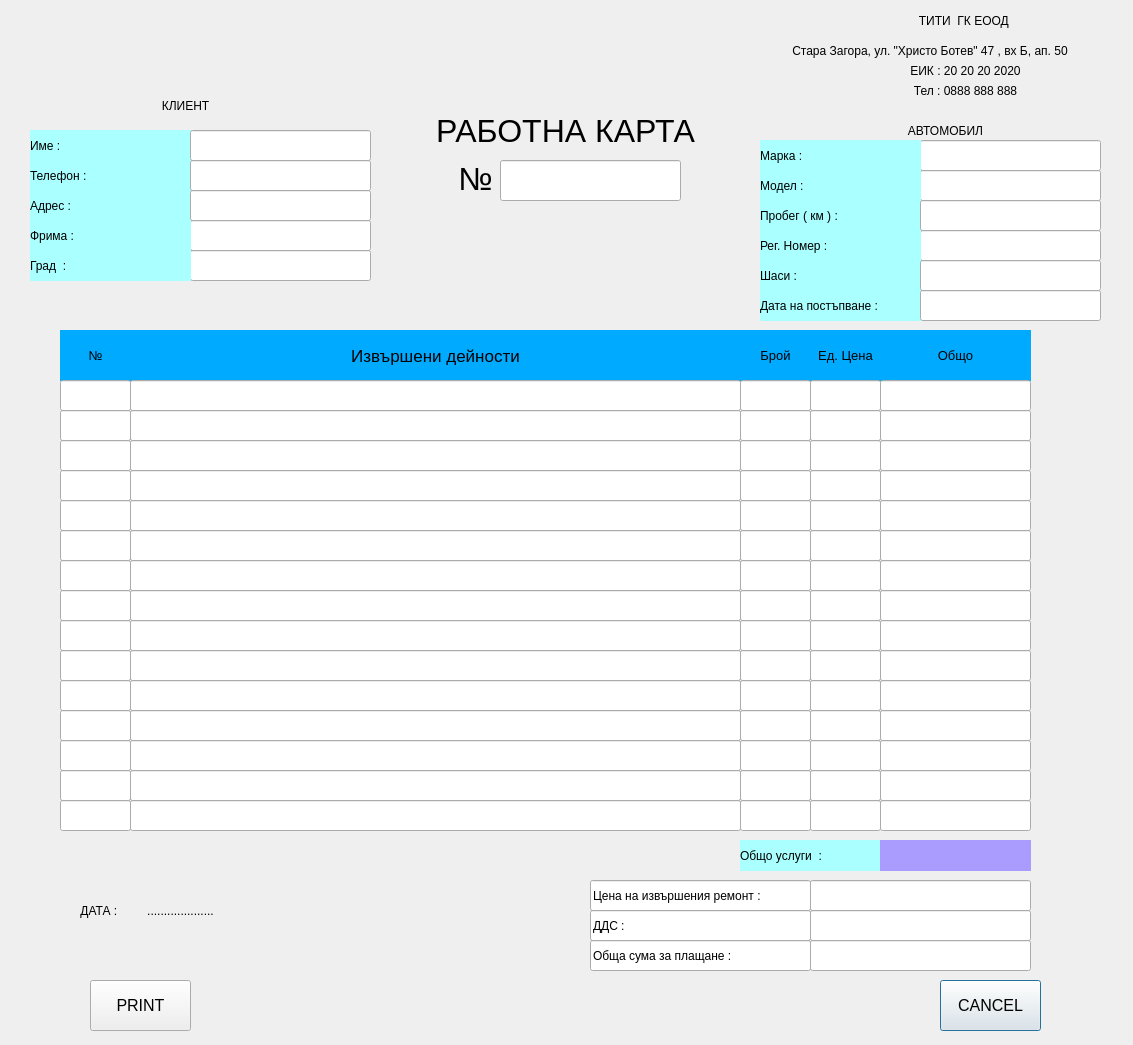
First picture: the form in printformat.ui, repository JohnnyBrawo/CarServ, before the edit.
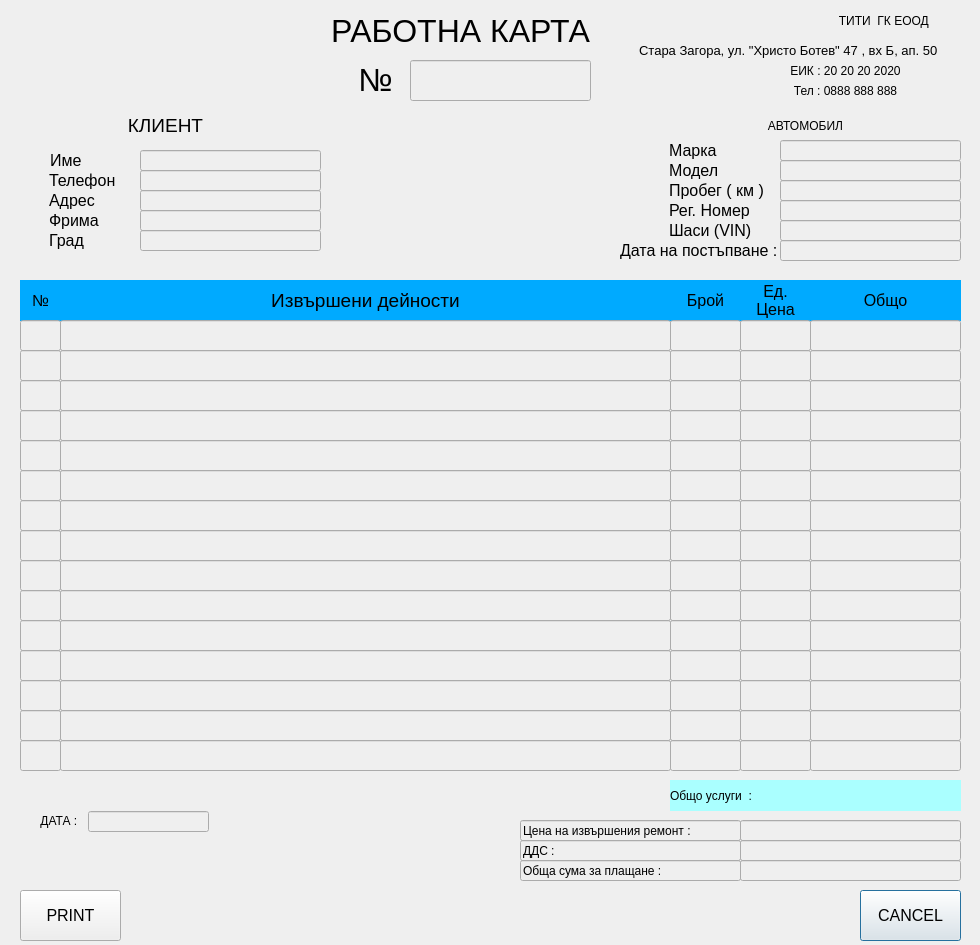
Second picture: the form after the edit.

The edit to the form file:
```diff
--- a/printformat.ui
+++ b/printformat.ui
@@ -6,20 +6,23 @@
    <rect>
     <x>0</x>
     <y>0</y>
-    <width>1133</width>
-    <height>1045</height>
+    <width>980</width>
+    <height>945</height>
    </rect>
   </property>
   <property name="windowTitle">
    <string>Work Card</string>
   </property>
+  <property name="styleSheet">
+   <string notr="true">background-color: rgb(239, 239, 239);</string>
+  </property>
   <widget class="QLineEdit" name="lineEdit_TotalRepairCost">
    <property name="geometry">
     <rect>
-     <x>590</x>
-     <y>880</y>
+     <x>520</x>
+     <y>820</y>
      <width>221</width>
-     <height>31</height>
+     <height>21</height>
     </rect>
    </property>
    <property name="text">
@@ -29,10 +32,10 @@
   <widget class="QLineEdit" name="lineEdit_TotalRepairCost_Value">
    <property name="geometry">
     <rect>
-     <x>810</x>
-     <y>880</y>
+     <x>740</x>
+     <y>820</y>
      <width>221</width>
-     <height>31</height>
+     <height>21</height>
     </rect>
    </property>
    <property name="text">
@@ -42,8 +45,8 @@
   <widget class="QLabel" name="L_Date">
    <property name="geometry">
     <rect>
-     <x>60</x>
-     <y>900</y>
+     <x>20</x>
+     <y>810</y>
      <width>81</width>
      <height>21</height>
     </rect>
@@ -61,15 +64,15 @@
   <widget class="QLabel" name="L_RepairNumber">
    <property name="geometry">
     <rect>
-     <x>60</x>
-     <y>330</y>
-     <width>71</width>
-     <height>51</height>
+     <x>20</x>
+     <y>280</y>
+     <width>41</width>
+     <height>41</height>
     </rect>
    </property>
    <property name="font">
     <font>
-     <pointsize>10</pointsize>
+     <pointsize>12</pointsize>
     </font>
    </property>
    <property name="styleSheet">
@@ -85,10 +88,10 @@
   <widget class="QLineEdit" name="T_AutoModel">
    <property name="geometry">
     <rect>
-     <x>920</x>
-     <y>170</y>
+     <x>780</x>
+     <y>160</y>
      <width>181</width>
-     <height>31</height>
+     <height>21</height>
     </rect>
    </property>
    <property name="text">
@@ -98,15 +101,15 @@
   <widget class="QLabel" name="L_RepairDescription">
    <property name="geometry">
     <rect>
-     <x>130</x>
-     <y>330</y>
+     <x>60</x>
+     <y>280</y>
      <width>611</width>
-     <height>51</height>
+     <height>41</height>
     </rect>
    </property>
    <property name="font">
     <font>
-     <pointsize>13</pointsize>
+     <pointsize>14</pointsize>
     </font>
    </property>
    <property name="styleSheet">
@@ -122,10 +125,10 @@
   <widget class="QLineEdit" name="lineEdit_DDS_CostValue">
    <property name="geometry">
     <rect>
-     <x>810</x>
-     <y>910</y>
+     <x>740</x>
+     <y>840</y>
      <width>221</width>
-     <height>31</height>
+     <height>21</height>
     </rect>
    </property>
    <property name="text">
@@ -135,41 +138,51 @@
   <widget class="QLabel" name="L_KlientName">
    <property name="geometry">
     <rect>
-     <x>30</x>
-     <y>130</y>
-     <width>161</width>
-     <height>31</height>
+     <x>50</x>
+     <y>150</y>
+     <width>91</width>
+     <height>21</height>
     </rect>
    </property>
+   <property name="font">
+    <font>
+     <pointsize>12</pointsize>
+    </font>
+   </property>
    <property name="styleSheet">
-    <string notr="true">background-color: rgb(170, 255, 255);</string>
+    <string notr="true"/>
    </property>
    <property name="text">
-    <string>Име : </string>
+    <string>Име</string>
    </property>
   </widget>
   <widget class="QLabel" name="L_AutoMilage">
    <property name="geometry">
     <rect>
-     <x>760</x>
-     <y>200</y>
-     <width>161</width>
-     <height>31</height>
+     <x>669</x>
+     <y>180</y>
+     <width>111</width>
+     <height>21</height>
     </rect>
    </property>
+   <property name="font">
+    <font>
+     <pointsize>12</pointsize>
+    </font>
+   </property>
    <property name="styleSheet">
-    <string notr="true">background-color: rgb(170, 255, 255);</string>
+    <string notr="true"/>
    </property>
    <property name="text">
-    <string>Пробег ( км ) : </string>
+    <string>Пробег ( км )</string>
    </property>
   </widget>
   <widget class="QLineEdit" name="lineEdit_1_NUM">
    <property name="geometry">
     <rect>
-     <x>60</x>
-     <y>380</y>
-     <width>71</width>
+     <x>20</x>
+     <y>320</y>
+     <width>41</width>
      <height>31</height>
     </rect>
    </property>
@@ -177,26 +190,31 @@
   <widget class="QLabel" name="L_AutoVIN">
    <property name="geometry">
     <rect>
-     <x>760</x>
-     <y>260</y>
-     <width>161</width>
-     <height>31</height>
+     <x>669</x>
+     <y>220</y>
+     <width>111</width>
+     <height>21</height>
     </rect>
    </property>
+   <property name="font">
+    <font>
+     <pointsize>12</pointsize>
+    </font>
+   </property>
    <property name="styleSheet">
-    <string notr="true">background-color: rgb(170, 255, 255);</string>
+    <string notr="true"/>
    </property>
    <property name="text">
-    <string>Шаси : </string>
+    <string>Шаси (VIN)</string>
    </property>
   </widget>
   <widget class="QLineEdit" name="T_KlientFirm">
    <property name="geometry">
     <rect>
-     <x>190</x>
-     <y>220</y>
+     <x>140</x>
+     <y>210</y>
      <width>181</width>
-     <height>31</height>
+     <height>21</height>
     </rect>
    </property>
    <property name="text">
@@ -206,7 +224,7 @@
   <widget class="QLabel" name="L_FirmName">
    <property name="geometry">
     <rect>
-     <x>890</x>
+     <x>810</x>
      <y>10</y>
      <width>151</width>
      <height>21</height>
@@ -225,8 +243,8 @@
   <widget class="QLineEdit" name="T_WorkCard_Nubmer">
    <property name="geometry">
     <rect>
-     <x>500</x>
-     <y>160</y>
+     <x>410</x>
+     <y>60</y>
      <width>181</width>
      <height>41</height>
     </rect>
@@ -238,26 +256,31 @@
   <widget class="QLabel" name="L_KlientAdress">
    <property name="geometry">
     <rect>
-     <x>30</x>
+     <x>49</x>
      <y>190</y>
-     <width>161</width>
-     <height>31</height>
+     <width>91</width>
+     <height>21</height>
     </rect>
    </property>
+   <property name="font">
+    <font>
+     <pointsize>12</pointsize>
+    </font>
+   </property>
    <property name="styleSheet">
-    <string notr="true">background-color: rgb(170, 255, 255);</string>
+    <string notr="true"/>
    </property>
    <property name="text">
-    <string>Адрес :</string>
+    <string>Адрес</string>
    </property>
   </widget>
   <widget class="QLabel" name="L_AutoinfoLabel">
    <property name="geometry">
     <rect>
-     <x>870</x>
-     <y>120</y>
+     <x>730</x>
+     <y>110</y>
      <width>151</width>
-     <height>21</height>
+     <height>31</height>
     </rect>
    </property>
    <property name="styleSheet">
@@ -273,10 +296,10 @@
   <widget class="QLabel" name="L_RepairPartsCount">
    <property name="geometry">
     <rect>
-     <x>740</x>
-     <y>330</y>
+     <x>670</x>
+     <y>280</y>
      <width>71</width>
-     <height>51</height>
+     <height>41</height>
     </rect>
    </property>
    <property name="sizePolicy">
@@ -287,7 +310,7 @@
    </property>
    <property name="font">
     <font>
-     <pointsize>10</pointsize>
+     <pointsize>12</pointsize>
     </font>
    </property>
    <property name="styleSheet">
@@ -306,10 +329,10 @@
   <widget class="QLineEdit" name="T_AutoRegNumber">
    <property name="geometry">
     <rect>
-     <x>920</x>
-     <y>230</y>
+     <x>780</x>
+     <y>200</y>
      <width>181</width>
-     <height>31</height>
+     <height>21</height>
     </rect>
    </property>
    <property name="text">
@@ -319,12 +342,21 @@
   <widget class="QLabel" name="L_ClientLabel">
    <property name="geometry">
     <rect>
-     <x>110</x>
-     <y>90</y>
+     <x>90</x>
+     <y>110</y>
      <width>151</width>
      <height>31</height>
     </rect>
    </property>
+   <property name="font">
+    <font>
+     <family>MS Shell Dlg 2</family>
+     <pointsize>14</pointsize>
+     <weight>9</weight>
+     <italic>false</italic>
+     <bold>false</bold>
+    </font>
+   </property>
    <property name="styleSheet">
     <string notr="true">font: 75 10pt &quot;MS Shell Dlg 2&quot;;</string>
    </property>
@@ -338,8 +370,8 @@
   <widget class="QLabel" name="L_TotalWorkCost">
    <property name="geometry">
     <rect>
-     <x>740</x>
-     <y>840</y>
+     <x>670</x>
+     <y>780</y>
      <width>141</width>
      <height>31</height>
     </rect>
@@ -354,26 +386,31 @@
   <widget class="QLabel" name="L_KlientPhone">
    <property name="geometry">
     <rect>
-     <x>30</x>
-     <y>160</y>
-     <width>161</width>
-     <height>31</height>
+     <x>49</x>
+     <y>170</y>
+     <width>91</width>
+     <height>21</height>
     </rect>
    </property>
+   <property name="font">
+    <font>
+     <pointsize>12</pointsize>
+    </font>
+   </property>
    <property name="styleSheet">
-    <string notr="true">background-color: rgb(170, 255, 255);</string>
+    <string notr="true"/>
    </property>
    <property name="text">
-    <string>Телефон : </string>
+    <string>Телефон</string>
    </property>
   </widget>
   <widget class="QLineEdit" name="T_KlientAdress">
    <property name="geometry">
     <rect>
-     <x>190</x>
+     <x>140</x>
      <y>190</y>
      <width>181</width>
-     <height>31</height>
+     <height>21</height>
     </rect>
    </property>
    <property name="text">
@@ -383,32 +420,33 @@
   <widget class="QLineEdit" name="T_AutoMarka">
    <property name="geometry">
     <rect>
-     <x>920</x>
+     <x>780</x>
      <y>140</y>
      <width>181</width>
-     <height>31</height>
+     <height>21</height>
     </rect>
    </property>
   </widget>
   <widget class="QLabel" name="L_RepairsSinglePrice">
    <property name="geometry">
     <rect>
-     <x>810</x>
-     <y>330</y>
+     <x>740</x>
+     <y>280</y>
      <width>71</width>
-     <height>51</height>
+     <height>41</height>
     </rect>
    </property>
    <property name="font">
     <font>
-     <pointsize>10</pointsize>
+     <pointsize>12</pointsize>
     </font>
    </property>
    <property name="styleSheet">
     <string notr="true">background-color: rgb(0, 170, 255);</string>
    </property>
    <property name="text">
-    <string>Ед. Цена</string>
+    <string>Ед. 
+Цена</string>
    </property>
    <property name="alignment">
     <set>Qt::AlignCenter</set>
@@ -417,14 +455,14 @@
   <widget class="QLabel" name="L_TotalWorkCostValue">
    <property name="geometry">
     <rect>
-     <x>880</x>
-     <y>840</y>
+     <x>810</x>
+     <y>780</y>
      <width>151</width>
      <height>31</height>
     </rect>
    </property>
    <property name="styleSheet">
-    <string notr="true">background-color: rgb(170, 155, 255);</string>
+    <string notr="true">background-color: rgb(170, 255, 255);</string>
    </property>
    <property name="text">
     <string/>
@@ -433,12 +471,17 @@
   <widget class="QLabel" name="L_FirmAdress">
    <property name="geometry">
     <rect>
-     <x>740</x>
+     <x>620</x>
      <y>30</y>
-     <width>331</width>
+     <width>321</width>
      <height>41</height>
     </rect>
    </property>
+   <property name="font">
+    <font>
+     <pointsize>10</pointsize>
+    </font>
+   </property>
    <property name="text">
     <string>Стара Загора, ул. &quot;Христо Ботев&quot; 47 , вх Б, ап. 50 </string>
    </property>
@@ -449,8 +492,8 @@
   <widget class="QLineEdit" name="lineEdit_1_SPrice">
    <property name="geometry">
     <rect>
-     <x>810</x>
-     <y>380</y>
+     <x>740</x>
+     <y>320</y>
      <width>71</width>
      <height>31</height>
     </rect>
@@ -459,10 +502,10 @@
   <widget class="QLineEdit" name="lineEdit_TotalPay_Value">
    <property name="geometry">
     <rect>
-     <x>810</x>
-     <y>940</y>
+     <x>740</x>
+     <y>860</y>
      <width>221</width>
-     <height>31</height>
+     <height>21</height>
     </rect>
    </property>
    <property name="text">
@@ -472,10 +515,10 @@
   <widget class="QLineEdit" name="T_KlientCity">
    <property name="geometry">
     <rect>
-     <x>190</x>
-     <y>250</y>
+     <x>140</x>
+     <y>230</y>
      <width>181</width>
-     <height>31</height>
+     <height>21</height>
     </rect>
    </property>
    <property name="text">
@@ -485,14 +528,19 @@
   <widget class="QLabel" name="L_AutoRepairDate">
    <property name="geometry">
     <rect>
-     <x>760</x>
-     <y>290</y>
-     <width>161</width>
-     <height>31</height>
+     <x>620</x>
+     <y>240</y>
+     <width>160</width>
+     <height>21</height>
     </rect>
    </property>
+   <property name="font">
+    <font>
+     <pointsize>12</pointsize>
+    </font>
+   </property>
    <property name="styleSheet">
-    <string notr="true">background-color: rgb(170, 255, 255);</string>
+    <string notr="true"/>
    </property>
    <property name="text">
     <string>Дата на постъпване : </string>
@@ -501,36 +549,41 @@
   <widget class="QLineEdit" name="T_KlientName">
    <property name="geometry">
     <rect>
-     <x>190</x>
-     <y>130</y>
+     <x>140</x>
+     <y>150</y>
      <width>181</width>
-     <height>31</height>
+     <height>21</height>
     </rect>
    </property>
   </widget>
   <widget class="QLabel" name="L_AutoRegNubmer">
    <property name="geometry">
     <rect>
-     <x>760</x>
-     <y>230</y>
-     <width>161</width>
-     <height>31</height>
+     <x>669</x>
+     <y>200</y>
+     <width>111</width>
+     <height>21</height>
     </rect>
    </property>
+   <property name="font">
+    <font>
+     <pointsize>12</pointsize>
+    </font>
+   </property>
    <property name="styleSheet">
-    <string notr="true">background-color: rgb(170, 255, 255);</string>
+    <string notr="true"/>
    </property>
    <property name="text">
-    <string>Рег. Номер :  </string>
+    <string>Рег. Номер</string>
    </property>
   </widget>
   <widget class="QLineEdit" name="T_AutoMilage">
    <property name="geometry">
     <rect>
-     <x>920</x>
-     <y>200</y>
+     <x>780</x>
+     <y>180</y>
      <width>181</width>
-     <height>31</height>
+     <height>21</height>
     </rect>
    </property>
    <property name="text">
@@ -540,10 +593,10 @@
   <widget class="QLineEdit" name="lineEdit_TotalToPay">
    <property name="geometry">
     <rect>
-     <x>590</x>
-     <y>940</y>
+     <x>520</x>
+     <y>860</y>
      <width>221</width>
-     <height>31</height>
+     <height>21</height>
     </rect>
    </property>
    <property name="text">
@@ -553,26 +606,31 @@
   <widget class="QLabel" name="L_AutoModel">
    <property name="geometry">
     <rect>
-     <x>760</x>
-     <y>170</y>
-     <width>161</width>
-     <height>31</height>
+     <x>669</x>
+     <y>160</y>
+     <width>111</width>
+     <height>21</height>
     </rect>
    </property>
+   <property name="font">
+    <font>
+     <pointsize>12</pointsize>
+    </font>
+   </property>
    <property name="styleSheet">
-    <string notr="true">background-color: rgb(170, 255, 255);</string>
+    <string notr="true"/>
    </property>
    <property name="text">
-    <string>Модел : </string>
+    <string>Модел</string>
    </property>
   </widget>
   <widget class="QLineEdit" name="T_AutoVIN">
    <property name="geometry">
     <rect>
-     <x>920</x>
-     <y>260</y>
+     <x>780</x>
+     <y>220</y>
      <width>181</width>
-     <height>31</height>
+     <height>21</height>
     </rect>
    </property>
    <property name="text">
@@ -582,9 +640,9 @@
   <widget class="QLabel" name="L_WorkCard">
    <property name="geometry">
     <rect>
-     <x>370</x>
-     <y>110</y>
-     <width>391</width>
+     <x>330</x>
+     <y>10</y>
+     <width>261</width>
      <height>41</height>
     </rect>
    </property>
@@ -603,8 +661,8 @@
   <widget class="QLineEdit" name="lineEdit_1_CNT">
    <property name="geometry">
     <rect>
-     <x>740</x>
-     <y>380</y>
+     <x>670</x>
+     <y>320</y>
      <width>71</width>
      <height>31</height>
     </rect>
@@ -613,31 +671,36 @@
   <widget class="QLabel" name="L_KlientCity">
    <property name="geometry">
     <rect>
-     <x>30</x>
-     <y>250</y>
-     <width>161</width>
-     <height>31</height>
+     <x>49</x>
+     <y>230</y>
+     <width>91</width>
+     <height>21</height>
     </rect>
    </property>
+   <property name="font">
+    <font>
+     <pointsize>12</pointsize>
+    </font>
+   </property>
    <property name="styleSheet">
-    <string notr="true">background-color: rgb(170, 255, 255);</string>
+    <string notr="true"/>
    </property>
    <property name="text">
-    <string>Град  : </string>
+    <string>Град</string>
    </property>
   </widget>
   <widget class="QLabel" name="L_RepairTotalCost">
    <property name="geometry">
     <rect>
-     <x>880</x>
-     <y>330</y>
+     <x>810</x>
+     <y>280</y>
      <width>151</width>
-     <height>51</height>
+     <height>41</height>
     </rect>
    </property>
    <property name="font">
     <font>
-     <pointsize>10</pointsize>
+     <pointsize>12</pointsize>
     </font>
    </property>
    <property name="styleSheet">
@@ -653,24 +716,29 @@
   <widget class="QLabel" name="L_AutoMarka">
    <property name="geometry">
     <rect>
-     <x>760</x>
+     <x>669</x>
      <y>140</y>
-     <width>161</width>
-     <height>31</height>
+     <width>111</width>
+     <height>21</height>
     </rect>
    </property>
+   <property name="font">
+    <font>
+     <pointsize>12</pointsize>
+    </font>
+   </property>
    <property name="styleSheet">
-    <string notr="true">background-color: rgb(170, 255, 255);</string>
+    <string notr="true"/>
    </property>
    <property name="text">
-    <string>Марка : </string>
+    <string>Марка</string>
    </property>
   </widget>
   <widget class="QLineEdit" name="lineEdit_1_Total">
    <property name="geometry">
     <rect>
-     <x>880</x>
-     <y>380</y>
+     <x>810</x>
+     <y>320</y>
      <width>151</width>
      <height>31</height>
     </rect>
@@ -679,8 +747,8 @@
   <widget class="QPushButton" name="B_PrintCancel">
    <property name="geometry">
     <rect>
-     <x>940</x>
-     <y>980</y>
+     <x>860</x>
+     <y>890</y>
      <width>101</width>
      <height>51</height>
     </rect>
@@ -697,26 +765,31 @@
   <widget class="QLabel" name="L_KlientFirm">
    <property name="geometry">
     <rect>
-     <x>30</x>
-     <y>220</y>
-     <width>161</width>
-     <height>31</height>
+     <x>49</x>
+     <y>210</y>
+     <width>91</width>
+     <height>21</height>
     </rect>
    </property>
+   <property name="font">
+    <font>
+     <pointsize>12</pointsize>
+    </font>
+   </property>
    <property name="styleSheet">
-    <string notr="true">background-color: rgb(170, 255, 255);</string>
+    <string notr="true"/>
    </property>
    <property name="text">
-    <string>Фрима : </string>
+    <string>Фрима</string>
    </property>
   </widget>
   <widget class="QLineEdit" name="lineEdit_DDS_Cost">
    <property name="geometry">
     <rect>
-     <x>590</x>
-     <y>910</y>
+     <x>520</x>
+     <y>840</y>
      <width>221</width>
-     <height>31</height>
+     <height>21</height>
     </rect>
    </property>
    <property name="text">
@@ -726,10 +799,10 @@
   <widget class="QLabel" name="L_WorkKardNumber">
    <property name="geometry">
     <rect>
-     <x>440</x>
-     <y>150</y>
-     <width>71</width>
-     <height>60</height>
+     <x>350</x>
+     <y>50</y>
+     <width>51</width>
+     <height>61</height>
     </rect>
    </property>
    <property name="font">
@@ -747,7 +820,7 @@
   <widget class="QLabel" name="L_FirmEIK">
    <property name="geometry">
     <rect>
-     <x>890</x>
+     <x>770</x>
      <y>60</y>
      <width>151</width>
      <height>21</height>
@@ -766,10 +839,10 @@
   <widget class="QLineEdit" name="T_DateRepair">
    <property name="geometry">
     <rect>
-     <x>920</x>
-     <y>290</y>
+     <x>780</x>
+     <y>240</y>
      <width>181</width>
-     <height>31</height>
+     <height>21</height>
     </rect>
    </property>
    <property name="text">
@@ -779,10 +852,10 @@
   <widget class="QLineEdit" name="T_KlientPhone">
    <property name="geometry">
     <rect>
-     <x>190</x>
-     <y>160</y>
+     <x>140</x>
+     <y>170</y>
      <width>181</width>
-     <height>31</height>
+     <height>21</height>
     </rect>
    </property>
    <property name="text">
@@ -792,7 +865,7 @@
   <widget class="QLabel" name="L_FirmPhone">
    <property name="geometry">
     <rect>
-     <x>890</x>
+     <x>770</x>
      <y>80</y>
      <width>151</width>
      <height>21</height>
@@ -811,18 +884,21 @@
   <widget class="QLineEdit" name="lineEdit_1_Descr">
    <property name="geometry">
     <rect>
-     <x>130</x>
-     <y>380</y>
+     <x>60</x>
+     <y>320</y>
      <width>611</width>
      <height>31</height>
     </rect>
    </property>
+   <property name="styleSheet">
+    <string notr="true"/>
+   </property>
   </widget>
   <widget class="QPushButton" name="B_PrintDocument">
    <property name="geometry">
     <rect>
-     <x>90</x>
-     <y>980</y>
+     <x>20</x>
+     <y>890</y>
      <width>101</width>
      <height>51</height>
     </rect>
@@ -836,30 +912,11 @@
     <string>PRINT</string>
    </property>
   </widget>
-  <widget class="QLabel" name="L_DateDots">
-   <property name="geometry">
-    <rect>
-     <x>140</x>
-     <y>900</y>
-     <width>81</width>
-     <height>21</height>
-    </rect>
-   </property>
-   <property name="styleSheet">
-    <string notr="true">font: 75 10pt &quot;MS Shell Dlg 2&quot;;</string>
-   </property>
-   <property name="text">
-    <string>....................</string>
-   </property>
-   <property name="alignment">
-    <set>Qt::AlignCenter</set>
-   </property>
-  </widget>
   <widget class="QLineEdit" name="lineEdit_2_SPrice">
    <property name="geometry">
     <rect>
-     <x>810</x>
-     <y>410</y>
+     <x>740</x>
+     <y>350</y>
      <width>71</width>
      <height>31</height>
     </rect>
@@ -868,8 +925,8 @@
   <widget class="QLineEdit" name="lineEdit_2_CNT">
    <property name="geometry">
     <rect>
-     <x>740</x>
-     <y>410</y>
+     <x>670</x>
+     <y>350</y>
      <width>71</width>
      <height>31</height>
     </rect>
@@ -878,19 +935,22 @@
   <widget class="QLineEdit" name="lineEdit_2_Descr">
    <property name="geometry">
     <rect>
-     <x>130</x>
-     <y>410</y>
+     <x>60</x>
+     <y>350</y>
      <width>611</width>
      <height>31</height>
     </rect>
    </property>
+   <property name="styleSheet">
+    <string notr="true"/>
+   </property>
   </widget>
   <widget class="QLineEdit" name="lineEdit_2_NUM">
    <property name="geometry">
     <rect>
-     <x>60</x>
-     <y>410</y>
-     <width>71</width>
+     <x>20</x>
+     <y>350</y>
+     <width>41</width>
      <height>31</height>
     </rect>
    </property>
@@ -898,8 +958,8 @@
   <widget class="QLineEdit" name="lineEdit_2_Total">
    <property name="geometry">
     <rect>
-     <x>880</x>
-     <y>410</y>
+     <x>810</x>
+     <y>350</y>
      <width>151</width>
      <height>31</height>
     </rect>
@@ -908,8 +968,8 @@
   <widget class="QLineEdit" name="lineEdit_3_CNT">
    <property name="geometry">
     <rect>
-     <x>740</x>
-     <y>440</y>
+     <x>670</x>
+     <y>380</y>
      <width>71</width>
      <height>31</height>
     </rect>
@@ -918,8 +978,8 @@
   <widget class="QLineEdit" name="lineEdit_3_SPrice">
    <property name="geometry">
     <rect>
-     <x>810</x>
-     <y>440</y>
+     <x>740</x>
+     <y>380</y>
      <width>71</width>
      <height>31</height>
     </rect>
@@ -928,9 +988,9 @@
   <widget class="QLineEdit" name="lineEdit_3_NUM">
    <property name="geometry">
     <rect>
-     <x>60</x>
-     <y>440</y>
-     <width>71</width>
+     <x>20</x>
+     <y>380</y>
+     <width>41</width>
      <height>31</height>
     </rect>
    </property>
@@ -938,8 +998,8 @@
   <widget class="QLineEdit" name="lineEdit_3_Descr">
    <property name="geometry">
     <rect>
-     <x>130</x>
-     <y>440</y>
+     <x>60</x>
+     <y>380</y>
      <width>611</width>
      <height>31</height>
     </rect>
@@ -948,8 +1008,8 @@
   <widget class="QLineEdit" name="lineEdit_3_Total">
    <property name="geometry">
     <rect>
-     <x>880</x>
-     <y>440</y>
+     <x>810</x>
+     <y>380</y>
      <width>151</width>
      <height>31</height>
     </rect>
@@ -958,8 +1018,8 @@
   <widget class="QLineEdit" name="lineEdit_4_SPrice">
    <property name="geometry">
     <rect>
-     <x>810</x>
-     <y>470</y>
+     <x>740</x>
+     <y>410</y>
      <width>71</width>
      <height>31</height>
     </rect>
@@ -968,8 +1028,8 @@
   <widget class="QLineEdit" name="lineEdit_4_Total">
    <property name="geometry">
     <rect>
-     <x>880</x>
-     <y>470</y>
+     <x>810</x>
+     <y>410</y>
      <width>151</width>
      <height>31</height>
     </rect>
@@ -978,8 +1038,8 @@
   <widget class="QLineEdit" name="lineEdit_4_CNT">
    <property name="geometry">
     <rect>
-     <x>740</x>
-     <y>470</y>
+     <x>670</x>
+     <y>410</y>
      <width>71</width>
      <height>31</height>
     </rect>
@@ -988,9 +1048,9 @@
   <widget class="QLineEdit" name="lineEdit_4_NUM">
    <property name="geometry">
     <rect>
-     <x>60</x>
-     <y>470</y>
-     <width>71</width>
+     <x>20</x>
+     <y>410</y>
+     <width>41</width>
      <height>31</height>
     </rect>
    </property>
@@ -998,8 +1058,8 @@
   <widget class="QLineEdit" name="lineEdit_4_Descr">
    <property name="geometry">
     <rect>
-     <x>130</x>
-     <y>470</y>
+     <x>60</x>
+     <y>410</y>
      <width>611</width>
      <height>31</height>
     </rect>
@@ -1008,8 +1068,8 @@
   <widget class="QLineEdit" name="lineEdit_5_CNT">
    <property name="geometry">
     <rect>
-     <x>740</x>
-     <y>500</y>
+     <x>670</x>
+     <y>440</y>
      <width>71</width>
      <height>31</height>
     </rect>
@@ -1018,8 +1078,8 @@
   <widget class="QLineEdit" name="lineEdit_5_Total">
    <property name="geometry">
     <rect>
-     <x>880</x>
-     <y>500</y>
+     <x>810</x>
+     <y>440</y>
      <width>151</width>
      <height>31</height>
     </rect>
@@ -1028,9 +1088,9 @@
   <widget class="QLineEdit" name="lineEdit_5_NUM">
    <property name="geometry">
     <rect>
-     <x>60</x>
-     <y>500</y>
-     <width>71</width>
+     <x>20</x>
+     <y>440</y>
+     <width>41</width>
      <height>31</height>
     </rect>
    </property>
@@ -1038,8 +1098,8 @@
   <widget class="QLineEdit" name="lineEdit_5_SPrice">
    <property name="geometry">
     <rect>
-     <x>810</x>
-     <y>500</y>
+     <x>740</x>
+     <y>440</y>
      <width>71</width>
      <height>31</height>
     </rect>
@@ -1048,8 +1108,8 @@
   <widget class="QLineEdit" name="lineEdit_5_Descr">
    <property name="geometry">
     <rect>
-     <x>130</x>
-     <y>500</y>
+     <x>60</x>
+     <y>440</y>
      <width>611</width>
      <height>31</height>
     </rect>
@@ -1058,9 +1118,9 @@
   <widget class="QLineEdit" name="lineEdit_6_NUM">
    <property name="geometry">
     <rect>
-     <x>60</x>
-     <y>530</y>
-     <width>71</width>
+     <x>20</x>
+     <y>470</y>
+     <width>41</width>
      <height>31</height>
     </rect>
    </property>
@@ -1068,8 +1128,8 @@
   <widget class="QLineEdit" name="lineEdit_6_SPrice">
    <property name="geometry">
     <rect>
-     <x>810</x>
-     <y>530</y>
+     <x>740</x>
+     <y>470</y>
      <width>71</width>
      <height>31</height>
     </rect>
@@ -1078,8 +1138,8 @@
   <widget class="QLineEdit" name="lineEdit_6_CNT">
    <property name="geometry">
     <rect>
-     <x>740</x>
-     <y>530</y>
+     <x>670</x>
+     <y>470</y>
      <width>71</width>
      <height>31</height>
     </rect>
@@ -1088,8 +1148,8 @@
   <widget class="QLineEdit" name="lineEdit_6_Total">
    <property name="geometry">
     <rect>
-     <x>880</x>
-     <y>530</y>
+     <x>810</x>
+     <y>470</y>
      <width>151</width>
      <height>31</height>
     </rect>
@@ -1098,8 +1158,8 @@
   <widget class="QLineEdit" name="lineEdit_6_Descr">
    <property name="geometry">
     <rect>
-     <x>130</x>
-     <y>530</y>
+     <x>60</x>
+     <y>470</y>
      <width>611</width>
      <height>31</height>
     </rect>
@@ -1108,8 +1168,8 @@
   <widget class="QLineEdit" name="lineEdit_7_Total">
    <property name="geometry">
     <rect>
-     <x>880</x>
-     <y>560</y>
+     <x>810</x>
+     <y>500</y>
      <width>151</width>
      <height>31</height>
     </rect>
@@ -1118,8 +1178,8 @@
   <widget class="QLineEdit" name="lineEdit_7_SPrice">
    <property name="geometry">
     <rect>
-     <x>810</x>
-     <y>560</y>
+     <x>740</x>
+     <y>500</y>
      <width>71</width>
      <height>31</height>
     </rect>
@@ -1128,8 +1188,8 @@
   <widget class="QLineEdit" name="lineEdit_7_CNT">
    <property name="geometry">
     <rect>
-     <x>740</x>
-     <y>560</y>
+     <x>670</x>
+     <y>500</y>
      <width>71</width>
      <height>31</height>
     </rect>
@@ -1138,8 +1198,8 @@
   <widget class="QLineEdit" name="lineEdit_7_Descr">
    <property name="geometry">
     <rect>
-     <x>130</x>
-     <y>560</y>
+     <x>60</x>
+     <y>500</y>
      <width>611</width>
      <height>31</height>
     </rect>
@@ -1148,9 +1208,9 @@
   <widget class="QLineEdit" name="lineEdit_7_NUM">
    <property name="geometry">
     <rect>
-     <x>60</x>
-     <y>560</y>
-     <width>71</width>
+     <x>20</x>
+     <y>500</y>
+     <width>41</width>
      <height>31</height>
     </rect>
    </property>
@@ -1158,8 +1218,8 @@
   <widget class="QLineEdit" name="lineEdit_8_Total">
    <property name="geometry">
     <rect>
-     <x>880</x>
-     <y>590</y>
+     <x>810</x>
+     <y>530</y>
      <width>151</width>
      <height>31</height>
     </rect>
@@ -1168,8 +1228,8 @@
   <widget class="QLineEdit" name="lineEdit_8_Descr">
    <property name="geometry">
     <rect>
-     <x>130</x>
-     <y>590</y>
+     <x>60</x>
+     <y>530</y>
      <width>611</width>
      <height>31</height>
     </rect>
@@ -1178,8 +1238,8 @@
   <widget class="QLineEdit" name="lineEdit_8_CNT">
    <property name="geometry">
     <rect>
-     <x>740</x>
-     <y>590</y>
+     <x>670</x>
+     <y>530</y>
      <width>71</width>
      <height>31</height>
     </rect>
@@ -1188,8 +1248,8 @@
   <widget class="QLineEdit" name="lineEdit_8_SPrice">
    <property name="geometry">
     <rect>
-     <x>810</x>
-     <y>590</y>
+     <x>740</x>
+     <y>530</y>
      <width>71</width>
      <height>31</height>
     </rect>
@@ -1198,9 +1258,9 @@
   <widget class="QLineEdit" name="lineEdit_8_NUM">
    <property name="geometry">
     <rect>
-     <x>60</x>
-     <y>590</y>
-     <width>71</width>
+     <x>20</x>
+     <y>530</y>
+     <width>41</width>
      <height>31</height>
     </rect>
    </property>
@@ -1208,8 +1268,8 @@
   <widget class="QLineEdit" name="lineEdit_9_SPrice">
    <property name="geometry">
     <rect>
-     <x>810</x>
-     <y>620</y>
+     <x>740</x>
+     <y>560</y>
      <width>71</width>
      <height>31</height>
     </rect>
@@ -1218,8 +1278,8 @@
   <widget class="QLineEdit" name="lineEdit_9_Total">
    <property name="geometry">
     <rect>
-     <x>880</x>
-     <y>620</y>
+     <x>810</x>
+     <y>560</y>
      <width>151</width>
      <height>31</height>
     </rect>
@@ -1228,8 +1288,8 @@
   <widget class="QLineEdit" name="lineEdit_9_Descr">
    <property name="geometry">
     <rect>
-     <x>130</x>
-     <y>620</y>
+     <x>60</x>
+     <y>560</y>
      <width>611</width>
      <height>31</height>
     </rect>
@@ -1238,9 +1298,9 @@
   <widget class="QLineEdit" name="lineEdit_9_NUM">
    <property name="geometry">
     <rect>
-     <x>60</x>
-     <y>620</y>
-     <width>71</width>
+     <x>20</x>
+     <y>560</y>
+     <width>41</width>
      <height>31</height>
     </rect>
    </property>
@@ -1248,8 +1308,8 @@
   <widget class="QLineEdit" name="lineEdit_9_CNT">
    <property name="geometry">
     <rect>
-     <x>740</x>
-     <y>620</y>
+     <x>670</x>
+     <y>560</y>
      <width>71</width>
      <height>31</height>
     </rect>
@@ -1258,8 +1318,8 @@
   <widget class="QLineEdit" name="lineEdit_10_SPrice">
    <property name="geometry">
     <rect>
-     <x>810</x>
-     <y>650</y>
+     <x>740</x>
+     <y>590</y>
      <width>71</width>
      <height>31</height>
     </rect>
@@ -1268,8 +1328,8 @@
   <widget class="QLineEdit" name="lineEdit_10_Total">
    <property name="geometry">
     <rect>
-     <x>880</x>
-     <y>650</y>
+     <x>810</x>
+     <y>590</y>
      <width>151</width>
      <height>31</height>
     </rect>
@@ -1278,9 +1338,9 @@
   <widget class="QLineEdit" name="lineEdit_10_NUM">
    <property name="geometry">
     <rect>
-     <x>60</x>
-     <y>650</y>
-     <width>71</width>
+     <x>20</x>
+     <y>590</y>
+     <width>41</width>
      <height>31</height>
     </rect>
    </property>
@@ -1288,8 +1348,8 @@
   <widget class="QLineEdit" name="lineEdit_10_CNT">
    <property name="geometry">
     <rect>
-     <x>740</x>
-     <y>650</y>
+     <x>670</x>
+     <y>590</y>
      <width>71</width>
      <height>31</height>
     </rect>
@@ -1298,8 +1358,8 @@
   <widget class="QLineEdit" name="lineEdit_10_Descr">
    <property name="geometry">
     <rect>
-     <x>130</x>
-     <y>650</y>
+     <x>60</x>
+     <y>590</y>
      <width>611</width>
      <height>31</height>
     </rect>
@@ -1308,8 +1368,8 @@
   <widget class="QLineEdit" name="lineEdit_11_CNT">
    <property name="geometry">
     <rect>
-     <x>740</x>
-     <y>680</y>
+     <x>670</x>
+     <y>620</y>
      <width>71</width>
      <height>31</height>
     </rect>
@@ -1318,8 +1378,8 @@
   <widget class="QLineEdit" name="lineEdit_11_Total">
    <property name="geometry">
     <rect>
-     <x>880</x>
-     <y>680</y>
+     <x>810</x>
+     <y>620</y>
      <width>151</width>
      <height>31</height>
     </rect>
@@ -1328,9 +1388,9 @@
   <widget class="QLineEdit" name="lineEdit_11_NUM">
    <property name="geometry">
     <rect>
-     <x>60</x>
-     <y>680</y>
-     <width>71</width>
+     <x>20</x>
+     <y>620</y>
+     <width>41</width>
      <height>31</height>
     </rect>
    </property>
@@ -1338,8 +1398,8 @@
   <widget class="QLineEdit" name="lineEdit_11_Descr">
    <property name="geometry">
     <rect>
-     <x>130</x>
-     <y>680</y>
+     <x>60</x>
+     <y>620</y>
      <width>611</width>
      <height>31</height>
     </rect>
@@ -1348,8 +1408,8 @@
   <widget class="QLineEdit" name="lineEdit_11_SPrice">
    <property name="geometry">
     <rect>
-     <x>810</x>
-     <y>680</y>
+     <x>740</x>
+     <y>620</y>
      <width>71</width>
      <height>31</height>
     </rect>
@@ -1358,8 +1418,8 @@
   <widget class="QLineEdit" name="lineEdit_12_Descr">
    <property name="geometry">
     <rect>
-     <x>130</x>
-     <y>710</y>
+     <x>60</x>
+     <y>650</y>
      <width>611</width>
      <height>31</height>
     </rect>
@@ -1368,9 +1428,9 @@
   <widget class="QLineEdit" name="lineEdit_12_NUM">
    <property name="geometry">
     <rect>
-     <x>60</x>
-     <y>710</y>
-     <width>71</width>
+     <x>20</x>
+     <y>650</y>
+     <width>41</width>
      <height>31</height>
     </rect>
    </property>
@@ -1378,8 +1438,8 @@
   <widget class="QLineEdit" name="lineEdit_12_SPrice">
    <property name="geometry">
     <rect>
-     <x>810</x>
-     <y>710</y>
+     <x>740</x>
+     <y>650</y>
      <width>71</width>
      <height>31</height>
     </rect>
@@ -1388,8 +1448,8 @@
   <widget class="QLineEdit" name="lineEdit_12_Total">
    <property name="geometry">
     <rect>
-     <x>880</x>
-     <y>710</y>
+     <x>810</x>
+     <y>650</y>
      <width>151</width>
      <height>31</height>
     </rect>
@@ -1398,8 +1458,8 @@
   <widget class="QLineEdit" name="lineEdit_12_CNT">
    <property name="geometry">
     <rect>
-     <x>740</x>
-     <y>710</y>
+     <x>670</x>
+     <y>650</y>
      <width>71</width>
      <height>31</height>
     </rect>
@@ -1408,8 +1468,8 @@
   <widget class="QLineEdit" name="lineEdit_13_Descr">
    <property name="geometry">
     <rect>
-     <x>130</x>
-     <y>740</y>
+     <x>60</x>
+     <y>680</y>
      <width>611</width>
      <height>31</height>
     </rect>
@@ -1418,8 +1478,8 @@
   <widget class="QLineEdit" name="lineEdit_13_Total">
    <property name="geometry">
     <rect>
-     <x>880</x>
-     <y>740</y>
+     <x>810</x>
+     <y>680</y>
      <width>151</width>
      <height>31</height>
     </rect>
@@ -1428,8 +1488,8 @@
   <widget class="QLineEdit" name="lineEdit_13_CNT">
    <property name="geometry">
     <rect>
-     <x>740</x>
-     <y>740</y>
+     <x>670</x>
+     <y>680</y>
      <width>71</width>
      <height>31</height>
     </rect>
@@ -1438,9 +1498,9 @@
   <widget class="QLineEdit" name="lineEdit_13_NUM">
    <property name="geometry">
     <rect>
-     <x>60</x>
-     <y>740</y>
-     <width>71</width>
+     <x>20</x>
+     <y>680</y>
+     <width>41</width>
      <height>31</height>
     </rect>
    </property>
@@ -1448,8 +1508,8 @@
   <widget class="QLineEdit" name="lineEdit_13_SPrice">
    <property name="geometry">
     <rect>
-     <x>810</x>
-     <y>740</y>
+     <x>740</x>
+     <y>680</y>
      <width>71</width>
      <height>31</height>
     </rect>
@@ -1458,8 +1518,8 @@
   <widget class="QLineEdit" name="lineEdit_14_CNT">
    <property name="geometry">
     <rect>
-     <x>740</x>
-     <y>770</y>
+     <x>670</x>
+     <y>710</y>
      <width>71</width>
      <height>31</height>
     </rect>
@@ -1468,8 +1528,8 @@
   <widget class="QLineEdit" name="lineEdit_14_Total">
    <property name="geometry">
     <rect>
-     <x>880</x>
-     <y>770</y>
+     <x>810</x>
+     <y>710</y>
      <width>151</width>
      <height>31</height>
     </rect>
@@ -1478,8 +1538,8 @@
   <widget class="QLineEdit" name="lineEdit_14_Descr">
    <property name="geometry">
     <rect>
-     <x>130</x>
-     <y>770</y>
+     <x>60</x>
+     <y>710</y>
      <width>611</width>
      <height>31</height>
     </rect>
@@ -1488,8 +1548,8 @@
   <widget class="QLineEdit" name="lineEdit_14_SPrice">
    <property name="geometry">
     <rect>
-     <x>810</x>
-     <y>770</y>
+     <x>740</x>
+     <y>710</y>
      <width>71</width>
      <height>31</height>
     </rect>
@@ -1498,9 +1558,9 @@
   <widget class="QLineEdit" name="lineEdit_14_NUM">
    <property name="geometry">
     <rect>
-     <x>60</x>
-     <y>770</y>
-     <width>71</width>
+     <x>20</x>
+     <y>710</y>
+     <width>41</width>
      <height>31</height>
     </rect>
    </property>
@@ -1508,8 +1568,8 @@
   <widget class="QLineEdit" name="lineEdit_15_Total">
    <property name="geometry">
     <rect>
-     <x>880</x>
-     <y>800</y>
+     <x>810</x>
+     <y>740</y>
      <width>151</width>
      <height>31</height>
     </rect>
@@ -1518,8 +1578,8 @@
   <widget class="QLineEdit" name="lineEdit_15_Descr">
    <property name="geometry">
     <rect>
-     <x>130</x>
-     <y>800</y>
+     <x>60</x>
+     <y>740</y>
      <width>611</width>
      <height>31</height>
     </rect>
@@ -1528,9 +1588,9 @@
   <widget class="QLineEdit" name="lineEdit_15_NUM">
    <property name="geometry">
     <rect>
-     <x>60</x>
-     <y>800</y>
-     <width>71</width>
+     <x>20</x>
+     <y>740</y>
+     <width>41</width>
      <height>31</height>
     </rect>
    </property>
@@ -1538,8 +1598,8 @@
   <widget class="QLineEdit" name="lineEdit_15_CNT">
    <property name="geometry">
     <rect>
-     <x>740</x>
-     <y>800</y>
+     <x>670</x>
+     <y>740</y>
      <width>71</width>
      <height>31</height>
     </rect>
@@ -1548,13 +1608,23 @@
   <widget class="QLineEdit" name="lineEdit_15_SPrice">
    <property name="geometry">
     <rect>
-     <x>810</x>
-     <y>800</y>
+     <x>740</x>
+     <y>740</y>
      <width>71</width>
      <height>31</height>
     </rect>
    </property>
   </widget>
+  <widget class="QLineEdit" name="T_Data">
+   <property name="geometry">
+    <rect>
+     <x>88</x>
+     <y>811</y>
+     <width>121</width>
+     <height>21</height>
+    </rect>
+   </property>
+  </widget>
  </widget>
  <resources/>
  <connections/>
```
Left out of the diff: 4 changed lines with no effect on the pictures.
